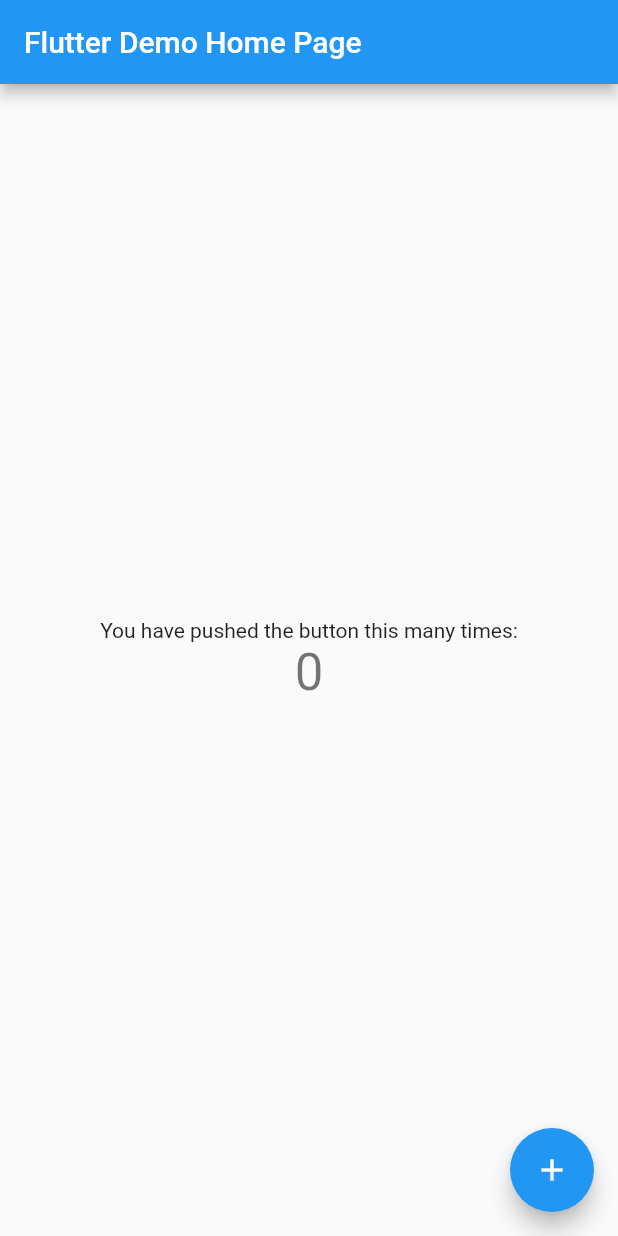
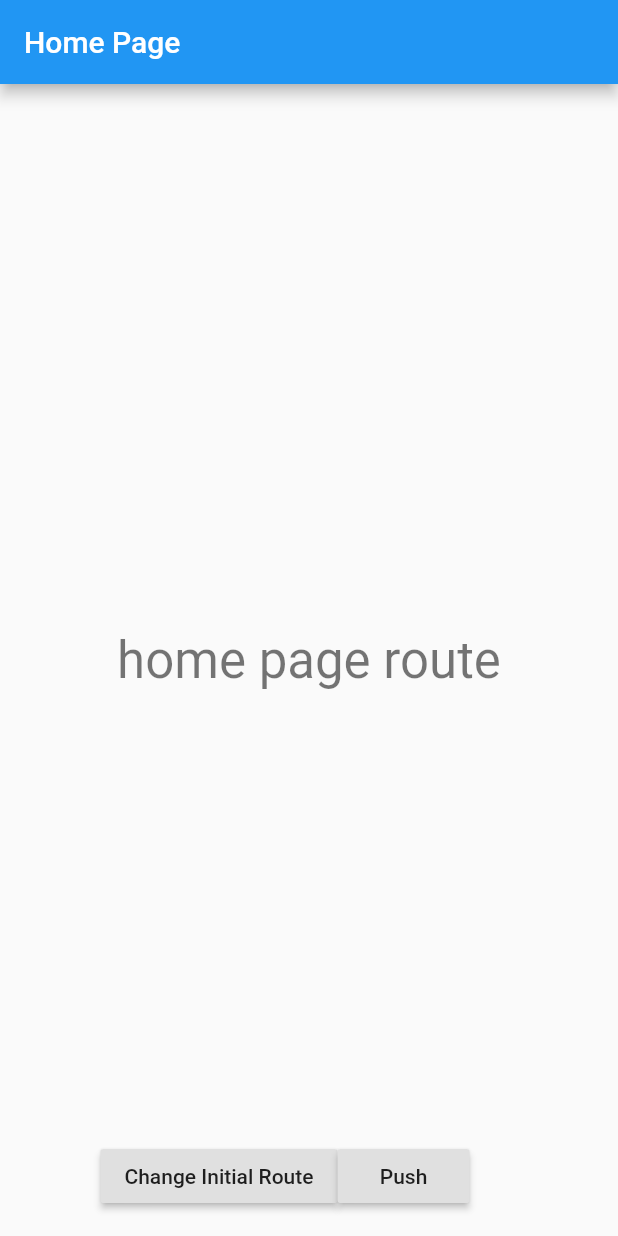
Before and after one commit to gavindoughtie/flutter_nav_bug, a Flutter app: the screen it shows after launch, on a phone screen of 412 x 824 dp. Run offline on Flutter 3.47's test engine with Material 2 defaults, Android fonts, the phone set to English and light mode, and no system bars.

Commit message:
demos issue

```diff
--- a/lib/main.dart
+++ b/lib/main.dart
@@ -1,109 +1,121 @@
 import 'package:flutter/material.dart';
+
+const homeRoute = Navigator.defaultRouteName;
+const secondRoute = 'route_two';
 
 void main() {
   runApp(new MyApp());
 }
 
-class MyApp extends StatelessWidget {
+class MyApp extends StatefulWidget {
   // This widget is the root of your application.
   @override
+  State createState() {
+    return new _MyAppState();
+  }
+}
+
+class _MyAppState extends State<MyApp> {
+  String nextRoute = homeRoute;
+
+  void _nextRoute() {
+    String route = secondRoute;
+    if (nextRoute == secondRoute) route = homeRoute;
+    setState(() {
+      print('setting route to $route');
+      nextRoute = route;
+    });
+  }
+
+  @override
   Widget build(BuildContext context) {
+    final routes = {
+      homeRoute: (BuildContext context) => new MyHomePage(nextRoute: _nextRoute),
+      secondRoute: (BuildContext context) => new _MySecondRoute(_nextRoute),
+    };
     return new MaterialApp(
       title: 'Flutter Demo',
       theme: new ThemeData(
-        // This is the theme of your application.
-        //
-        // Try running your application with "flutter run". You'll see the
-        // application has a blue toolbar. Then, without quitting the app, try
-        // changing the primarySwatch below to Colors.green and then invoke
-        // "hot reload" (press "r" in the console where you ran "flutter run",
-        // or press Run > Flutter Hot Reload in IntelliJ). Notice that the
-        // counter didn't reset back to zero; the application is not restarted.
         primarySwatch: Colors.blue,
       ),
-      home: new MyHomePage(title: 'Flutter Demo Home Page'),
+      routes: routes,
+      initialRoute: nextRoute,
     );
   }
+
 }
 
 class MyHomePage extends StatefulWidget {
-  MyHomePage({Key key, this.title}) : super(key: key);
-
-  // This widget is the home page of your application. It is stateful, meaning
-  // that it has a State object (defined below) that contains fields that affect
-  // how it looks.
-
-  // This class is the configuration for the state. It holds the values (in this
-  // case the title) provided by the parent (in this case the App widget) and
-  // used by the build method of the State. Fields in a Widget subclass are
-  // always marked "final".
-
-  final String title;
+  final VoidCallback nextRoute;
+  MyHomePage({Key key, this.nextRoute}) : super(key: key);
 
   @override
   _MyHomePageState createState() => new _MyHomePageState();
 }
 
 class _MyHomePageState extends State<MyHomePage> {
-  int _counter = 0;
-
-  void _incrementCounter() {
-    setState(() {
-      // This call to setState tells the Flutter framework that something has
-      // changed in this State, which causes it to rerun the build method below
-      // so that the display can reflect the updated values. If we changed
-      // _counter without calling setState(), then the build method would not be
-      // called again, and so nothing would appear to happen.
-      _counter++;
-    });
-  }
 
   @override
   Widget build(BuildContext context) {
-    // This method is rerun every time setState is called, for instance as done
-    // by the _incrementCounter method above.
-    //
-    // The Flutter framework has been optimized to make rerunning build methods
-    // fast, so that you can just rebuild anything that needs updating rather
-    // than having to individually change instances of widgets.
     return new Scaffold(
       appBar: new AppBar(
-        // Here we take the value from the MyHomePage object that was created by
-        // the App.build method, and use it to set our appbar title.
-        title: new Text(widget.title),
+        title: new Text('Home Page'),
       ),
       body: new Center(
-        // Center is a layout widget. It takes a single child and positions it
-        // in the middle of the parent.
         child: new Column(
-          // Column is also layout widget. It takes a list of children and
-          // arranges them vertically. By default, it sizes itself to fit its
-          // children horizontally, and tries to be as tall as its parent.
-          //
-          // Invoke "debug paint" (press "p" in the console where you ran
-          // "flutter run", or select "Toggle Debug Paint" from the Flutter tool
-          // window in IntelliJ) to see the wireframe for each widget.
-          //
-          // Column has various properties to control how it sizes itself and
-          // how it positions its children. Here we use mainAxisAlignment to
-          // center the children vertically; the main axis here is the vertical
-          // axis because Columns are vertical (the cross axis would be
-          // horizontal).
           mainAxisAlignment: MainAxisAlignment.center,
           children: <Widget>[
             new Text(
-              'You have pushed the button this many times:',
-            ),
-            new Text(
-              '${_counter}',
+              'home page route',
               style: Theme.of(context).textTheme.display1,
             ),
           ],
         ),
       ),
+      floatingActionButton: new Row(
+        mainAxisAlignment: MainAxisAlignment.center,
+          children: [
+        new RaisedButton(
+        onPressed: widget.nextRoute,
+        child: new Text('Change Initial Route'),
+      ),
+        new RaisedButton(
+          onPressed: () => Navigator.pushNamed(context, secondRoute),
+          child: new Text('Push'),
+        ),
+      ]),
+    );
+  }
+}
+
+class _MySecondRoute extends StatelessWidget {
+  final VoidCallback _fabAction;
+
+  _MySecondRoute(this._fabAction);
+
+  @override
+  Widget build(BuildContext context) {
+    return new Scaffold(
+      appBar: new AppBar(
+        title: new Text('Second Route'),
+      ),
+      body: new Center(
+        child: new Column(
+          mainAxisAlignment: MainAxisAlignment.center,
+          children: <Widget>[
+            new Text(
+              'I am another route',
+              style: Theme
+                  .of(context)
+                  .textTheme
+                  .display1,
+            ),
+          ],
+        ),
+      ),
       floatingActionButton: new FloatingActionButton(
-        onPressed: _incrementCounter,
-        tooltip: 'Increment',
+        onPressed: _fabAction,
+        tooltip: 'DoIt',
         child: new Icon(Icons.add),
       ), // This trailing comma makes auto-formatting nicer for build methods.
     );
```
Also changed, not shown: 2 other files.
